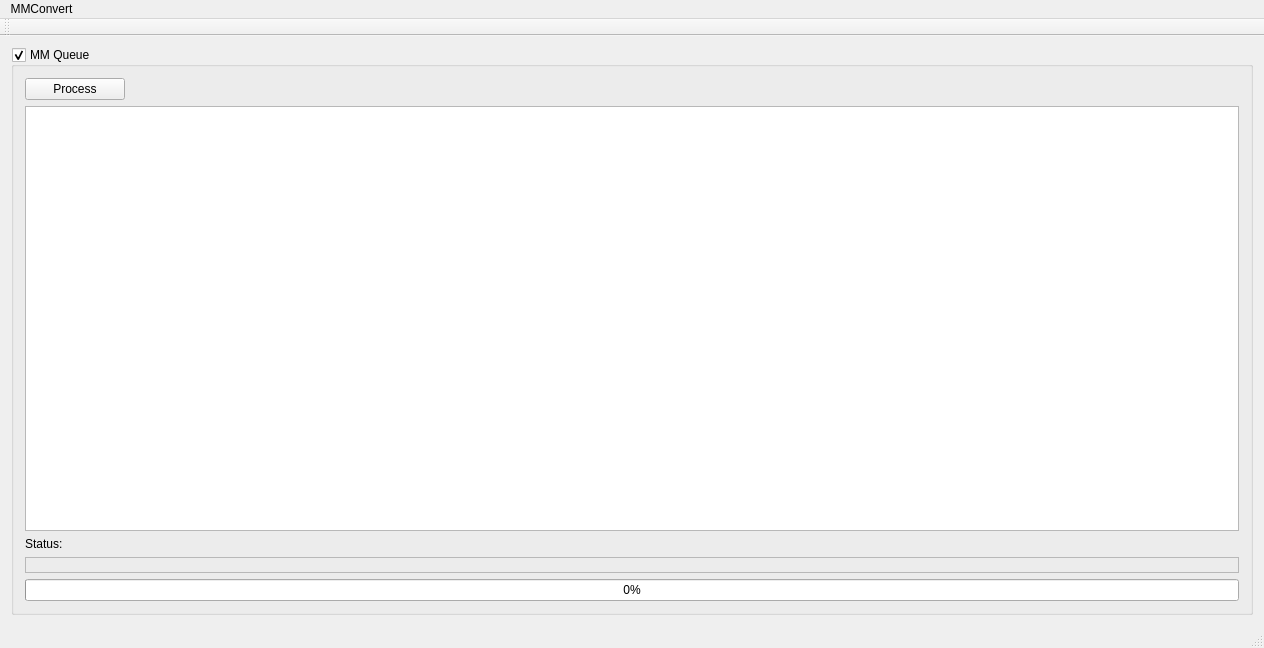
Old version of the form mmconvert.ui in the repository Romonaga/MMConvert.
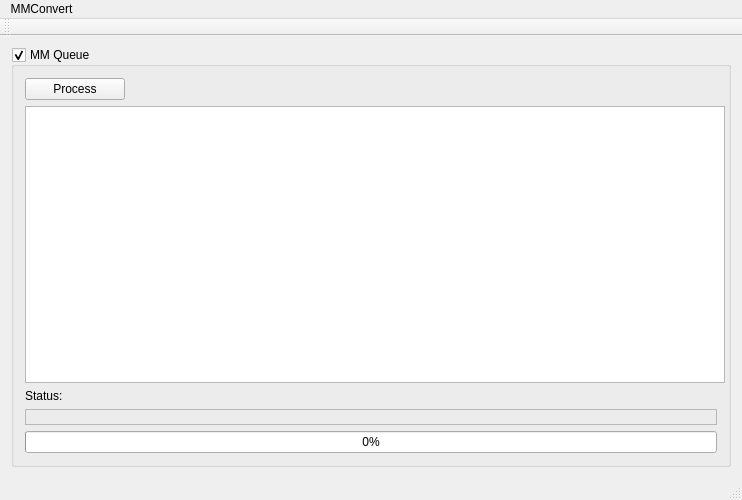
New version of the form. Icons and pictures are not drawn.

Commit message: Bug in importer, should have used paramerterized queries. Lazey, I was.

Patch:
```diff
--- a/mmconvert.ui
+++ b/mmconvert.ui
@@ -6,13 +6,13 @@
    <rect>
     <x>0</x>
     <y>0</y>
-    <width>1264</width>
-    <height>648</height>
+    <width>742</width>
+    <height>500</height>
    </rect>
   </property>
   <property name="minimumSize">
    <size>
-    <width>0</width>
+    <width>742</width>
     <height>500</height>
    </size>
   </property>
@@ -60,7 +60,7 @@
         <widget class="QTableView" name="tvDB">
          <property name="minimumSize">
           <size>
-           <width>1021</width>
+           <width>700</width>
            <height>0</height>
           </size>
          </property>
@@ -112,7 +112,7 @@
     <rect>
      <x>0</x>
      <y>0</y>
-     <width>1264</width>
+     <width>742</width>
      <height>22</height>
     </rect>
    </property>
```
The commit also changes 2 other files.
